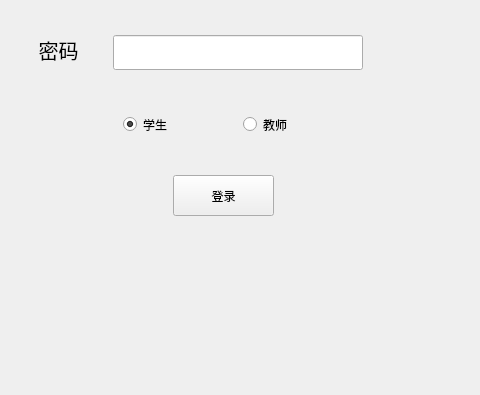
Old version of the form mainwindow.ui in the repository zihang0403/EduManagement; both pictures show x 167 to 647 and y 205 to 600 of the 800 by 600 pixel window.
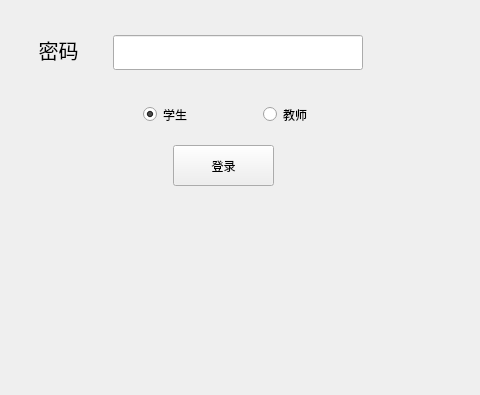
New version of the form.

What changed in the file:
```diff
--- a/mainwindow.ui
+++ b/mainwindow.ui
@@ -38,8 +38,8 @@
    <widget class="QRadioButton" name="stuRadioButton">
     <property name="geometry">
      <rect>
-      <x>290</x>
-      <y>320</y>
+      <x>310</x>
+      <y>310</y>
       <width>95</width>
       <height>19</height>
      </rect>
@@ -54,8 +54,8 @@
    <widget class="QRadioButton" name="teacherRadioButton">
     <property name="geometry">
      <rect>
-      <x>410</x>
-      <y>320</y>
+      <x>430</x>
+      <y>310</y>
       <width>95</width>
       <height>19</height>
      </rect>
@@ -130,7 +130,7 @@
     <property name="geometry">
      <rect>
       <x>340</x>
-      <y>380</y>
+      <y>350</y>
       <width>101</width>
       <height>41</height>
      </rect>
```
Left out of the diff: 3 changed lines with no effect on the pictures.
